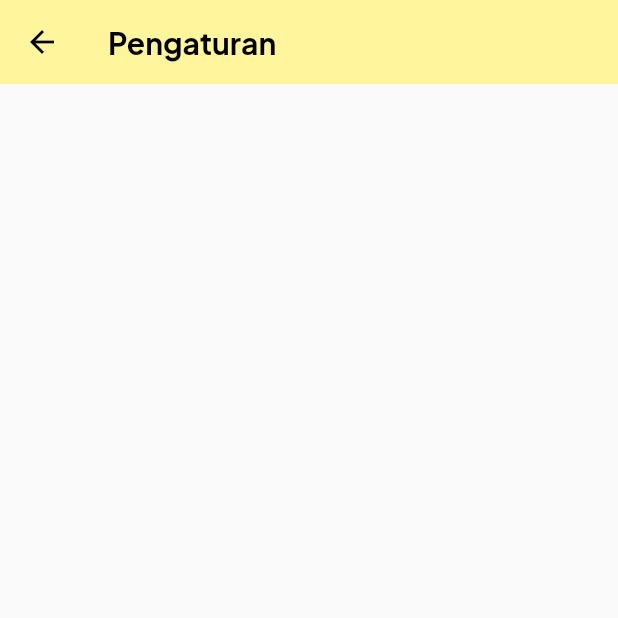
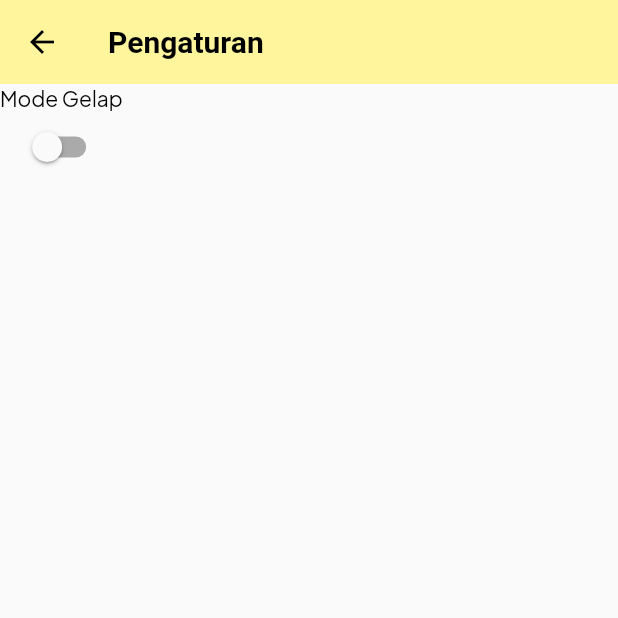
Before and after one commit to Magang-DSTI-BNI/uimobile, a Flutter app: the SettingsScreen screen opened directly, on a phone screen of 412 x 824 dp, the top half of it. Run offline on Flutter 3.47's test engine with Material 2 defaults, Android fonts, the light colour scheme and no system bars; our stand-ins replace google_nav_bar, line_icons, pull_to_refresh, shared_preferences, transparent_image; accounts and stored records are empty; network calls fail.

Commit message:
light dark mode

```diff
--- a/lib/Screens/akuntab/akun.dart
+++ b/lib/Screens/akuntab/akun.dart
@@ -21,7 +21,6 @@ class _AkunScreenState extends State<AkunScreen> {
   @override
   Widget build(BuildContext context) {
     return Scaffold(
-      backgroundColor: Colors.grey[200],
       body:SingleChildScrollView(
         padding: EdgeInsets.symmetric(vertical: 20),
         child: Column(
@@ -44,7 +43,6 @@ class _AkunScreenState extends State<AkunScreen> {
               child: Text(
                 'nama',
                 style: TextStyle(
-                  color: Colors.black,
                   fontSize: 20,
                   fontWeight: FontWeight.w700,
                 ),
--- a/lib/Screens/akuntab/menu_akun.dart
+++ b/lib/Screens/akuntab/menu_akun.dart
@@ -1,3 +1,4 @@
+import 'package:flutter/material.dart';
 import 'package:flutter/material.dart';
 
 class ProfileMenu extends StatelessWidget {
@@ -18,11 +19,10 @@ class ProfileMenu extends StatelessWidget {
       padding: EdgeInsets.symmetric(horizontal: 0, vertical: 0),
       child: TextButton(
         style: TextButton.styleFrom(
-          primary: Colors.black,
+          primary: Theme.of(context).textTheme.bodyText1!.color,
           padding: EdgeInsets.all(15),
           shape:
           RoundedRectangleBorder(borderRadius: BorderRadius.circular(3)),
-          backgroundColor: Colors.white,
         ),
         onPressed: press,
         child: Row(
--- a/lib/Screens/dashboard.dart
+++ b/lib/Screens/dashboard.dart
@@ -61,7 +61,6 @@ class _DashboardScreen extends State<DashboardScreen> {
   @override
   Widget build(BuildContext context) {
     return Scaffold(
-      backgroundColor: Colors.grey[200],
       body: Center(
         child: SmartRefresher(
             scrollController: _scrollController,
--- a/lib/Screens/settings.dart
+++ b/lib/Screens/settings.dart
@@ -1,4 +1,7 @@
 import 'package:flutter/material.dart';
+import 'package:mobileapp/Variables/change_theme_button.dart';
+import 'package:mobileapp/Variables/custom_theme.dart';
+import 'package:provider/provider.dart';
 
 class SettingsScreen extends StatefulWidget {
   const SettingsScreen({Key? key}) : super(key: key);
@@ -8,8 +11,11 @@ class SettingsScreen extends StatefulWidget {
 }
 
 class _SettingsScreenState extends State<SettingsScreen> {
+
   @override
   Widget build(BuildContext context) {
+    final themeProvider = Provider.of<ThemeProvider>(context);
+
     return Scaffold(
       appBar: AppBar(
         elevation: 0,
@@ -19,7 +25,6 @@ class _SettingsScreenState extends State<SettingsScreen> {
             Text(
               'Pengaturan',
               style: TextStyle(
-                color: Colors.black,
                 fontSize: 20,
                 fontWeight: FontWeight.w700,
               ),
@@ -27,9 +32,17 @@ class _SettingsScreenState extends State<SettingsScreen> {
           ],
         ),
         centerTitle: true,
-        backgroundColor: Colors.yellow[200],
       ),
-
+      body: Row(
+        children: [
+          Column(
+            children: [
+              Text('Mode Gelap'),
+              ChangeThemeButtonWidget(),
+            ],
+          ),
+        ],
+      ),
     );
   }
 }
--- /dev/null
+++ b/lib/Variables/change_theme_button.dart
@@ -0,0 +1,18 @@
+import 'package:flutter/material.dart';
+import 'package:provider/provider.dart';
+import 'package:mobileapp/Variables/custom_theme.dart';
+
+class ChangeThemeButtonWidget extends StatelessWidget {
+  @override
+  Widget build(BuildContext context) {
+    final themeProvider = Provider.of<ThemeProvider>(context);
+
+    return Switch.adaptive(
+      value: themeProvider.isDarkMode,
+      onChanged: (value) {
+        final provider = Provider.of<ThemeProvider>(context, listen: false);
+        provider.toggleTheme(value);
+      },
+    );
+  }
+}
--- a/lib/Variables/custom_theme.dart
+++ b/lib/Variables/custom_theme.dart
@@ -3,27 +3,66 @@ import 'package:mobileapp/Variables/global.dart';
 
 class CustomTheme {
   static ThemeData light(BuildContext context) => ThemeData(
-      primaryColor: Global.colors.yellow,
+      primaryColor: Colors.yellow[200],
       brightness: Brightness.light,
       fontFamily: 'PlusJakartaSans',
+      iconTheme: IconThemeData(
+        color: Colors.black,
+      ),
       visualDensity: VisualDensity.adaptivePlatformDensity,
-      textTheme: const TextTheme(),
+      textTheme: const TextTheme(
+        bodyText1:TextStyle(color:Colors.black),
+        bodyText2:TextStyle(color:Colors.black),
+      ),
       appBarTheme: AppBarTheme(
+        titleTextStyle: TextStyle(
+          color: Colors.black,
+        ),
         foregroundColor: Colors.black,
-        color: Global.colors.yellow,
+        color: Colors.yellow[200],
       ),
       floatingActionButtonTheme: FloatingActionButtonThemeData(
-        backgroundColor: Global.colors.yellow,
+        backgroundColor: Colors.yellow[200],
       ),
-      colorScheme: ColorScheme.light(
-        primary: Global.colors.yellow,
+      // bottomNavigationBarTheme: ,
+      colorScheme: const ColorScheme.light(
+        background: Colors.white60,
       ));
   static ThemeData dark(BuildContext context) => ThemeData(
-      primaryColor: Global.colors.yellow,
+      primaryColor: Colors.black12,
       brightness: Brightness.dark,
       fontFamily: 'PlusJakartaSans',
+      iconTheme: IconThemeData(
+        color: Colors.white,
+      ),
+      textTheme: const TextTheme(
+        bodyText1: TextStyle(color:Colors.white),
+        bodyText2:TextStyle(color:Colors.white),
+      ),
+      appBarTheme: AppBarTheme(
+        titleTextStyle: TextStyle(
+          color: Colors.white,
+        ),
+        foregroundColor: Colors.white,
+        color: Colors.black12,
+      ),
       visualDensity: VisualDensity.adaptivePlatformDensity,
-      colorScheme: ColorScheme.dark(
-        primary: Global.colors.yellow,
-      ));
+      colorScheme: const ColorScheme.dark(
+        background: Colors.black12,
+      ),
+
+  );
 }
+
+class ThemeProvider extends ChangeNotifier {
+  ThemeMode themeMode = ThemeMode.system;
+
+  bool get isDarkMode {
+      return themeMode == ThemeMode.dark;
+  }
+
+  void toggleTheme(bool isOn) {
+    themeMode = isOn ? ThemeMode.dark : ThemeMode.light;
+    notifyListeners();
+  }
+}
--- a/lib/Variables/global.dart
+++ b/lib/Variables/global.dart
@@ -1,9 +1,9 @@
 import 'package:flutter/material.dart';
 import 'package:mobileapp/Models/credential.dart';
 
-class CustomColors {
-  Color yellow = const Color.fromRGBO(247, 212, 23, 1); //#F7D417
-}
+// class CustomColors {
+//   Color yellow = const Color.fromRGBO(247, 212, 23, 1);//#F7D417
+// }
 
 class Url {
   String str;
@@ -29,7 +29,7 @@ class Urls {
 class Global {
   static Urls url = Urls(root: "http://192.168.137.185");
   static Credential credential = Credential();
-  static CustomColors colors = CustomColors();
+  // static CustomColors colors = CustomColors();
   static void snackbar(BuildContext context, String msg,
       {Duration duration = const Duration(seconds: 1),
         SnackBarAction? action}) {
--- a/pubspec.yaml
+++ b/pubspec.yaml
@@ -43,6 +43,7 @@ dependencies:
   http: ^0.13.4
   pull_to_refresh: ^2.0.0
   html: ^0.15.0
+  provider: ^6.0.1
 
 dev_dependencies:
   flutter_test:
```
Also changed, not shown: lib/Screens/drawer.dart (+12 -50 lines), lib/Screens/main_screen.dart (+19 -9 lines), lib/main.dart (+10 -3 lines), pubspec.lock.
